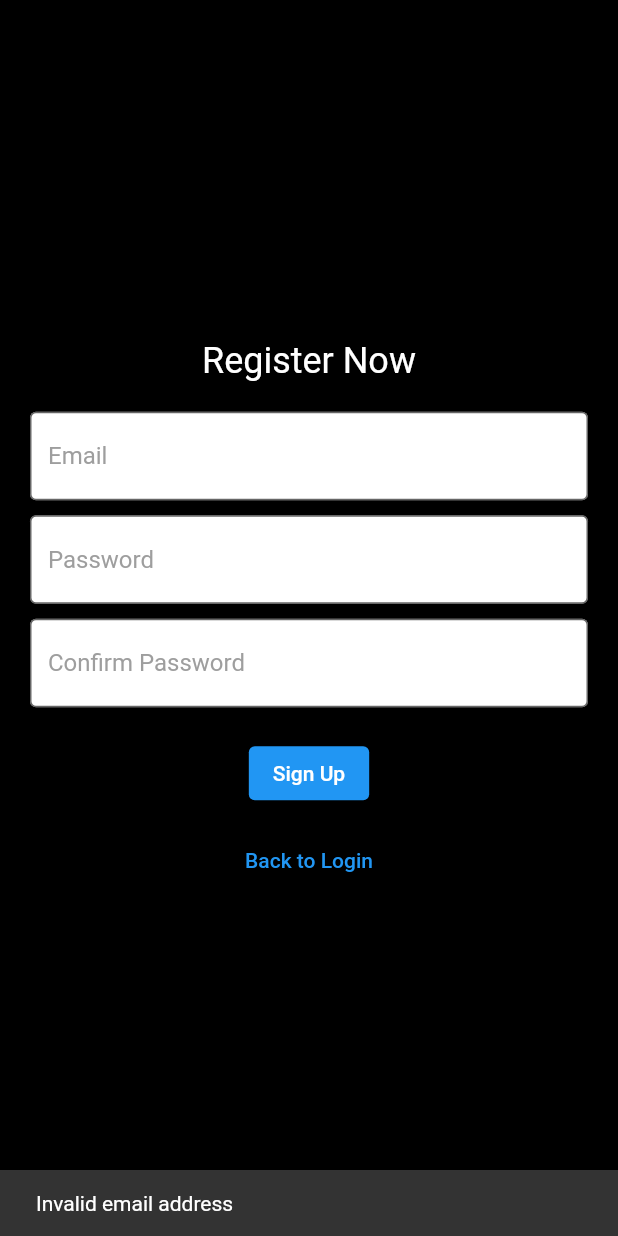
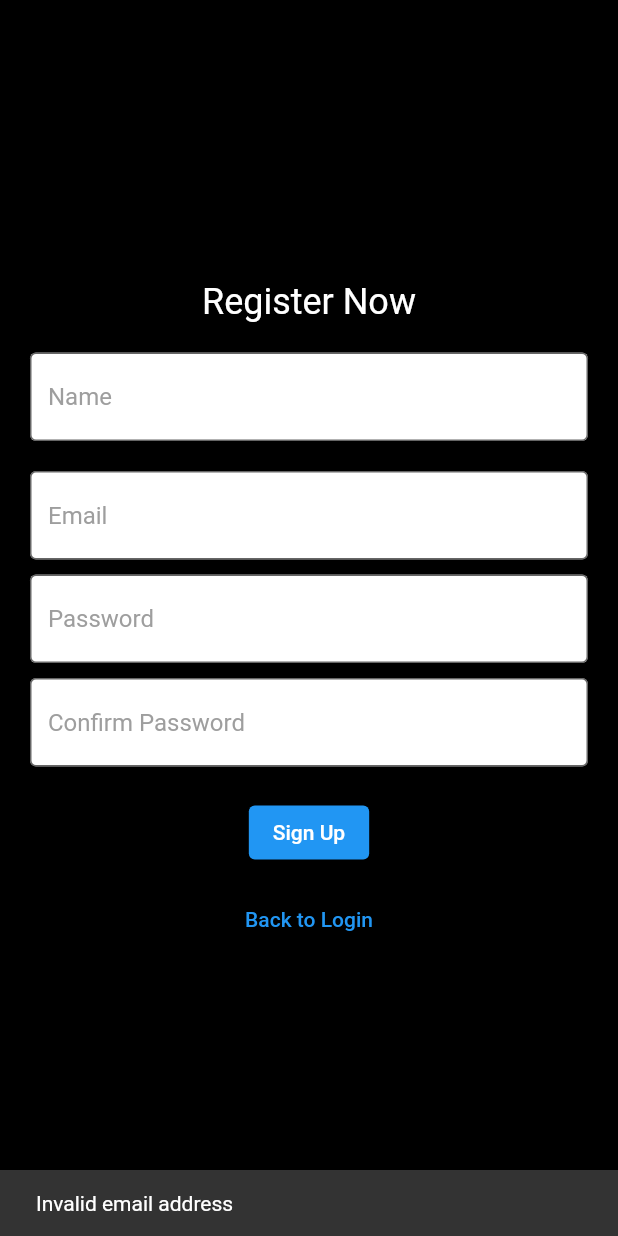
Before and after one commit to soniyav20/tech-pirates-proddev, a Flutter app: the RegisterPage screen opened directly, after a tap on "Sign Up", on a phone screen of 412 x 824 dp. Run offline on Flutter 3.47's test engine with Material 2 defaults, Android fonts, the phone set to English and light mode, and no system bars; our stand-ins replace cloud_firestore, firebase_auth, firebase_core; accounts and stored records are empty.

Commit message:
Firebase Platform Exception

```diff
--- a/lib/main.dart
+++ b/lib/main.dart
@@ -3,7 +3,7 @@ import 'package:flutter/material.dart';
 import 'package:prod_dev_23/views/login_page.dart';
 
 Future<void> main() async {
-  WidgetsBinding widgetsBinding = WidgetsFlutterBinding.ensureInitialized();
+  WidgetsFlutterBinding.ensureInitialized();
   await Firebase.initializeApp();
   WidgetsFlutterBinding.ensureInitialized();
 
--- a/lib/views/signup_page.dart
+++ b/lib/views/signup_page.dart
@@ -1,6 +1,10 @@
 import 'package:flutter/material.dart';
+import 'package:prod_dev_23/services/service_imp.dart';
+
+import '../services/services.dart';
 
 class RegisterPage extends StatelessWidget {
+  TextEditingController nameController = TextEditingController();
   TextEditingController emailController = TextEditingController();
   TextEditingController passwordController = TextEditingController();
   TextEditingController confirmPasswordController = TextEditingController();
@@ -12,7 +16,6 @@ class RegisterPage extends StatelessWidget {
   }
 
   void _registerUser(BuildContext context) {
-    // Validate email and password here.
     String email = emailController.text;
     String password = passwordController.text;
     String confirmPassword = confirmPasswordController.text;
@@ -24,7 +27,15 @@ class RegisterPage extends StatelessWidget {
     } else if (password != confirmPassword) {
       _showSnackBar(context, 'Passwords do not match');
     } else {
-      // Add your registration logic here.
+      Services obj = ServiceImp();
+      try {
+        obj.signup(
+            name: nameController.text,
+            mail: emailController.text,
+            pass: passwordController.text);
+      } catch (e) {
+        _showSnackBar(context, e.toString());
+      }
     }
   }
 
@@ -43,6 +54,17 @@ class RegisterPage extends StatelessWidget {
                 style: TextStyle(
                   fontSize: 24,
                   color: Colors.white,
+                ),
+              ),
+              SizedBox(height: 20),
+              TextField(
+                controller: nameController,
+                decoration: InputDecoration(
+                  hintText: 'Name',
+                  hintStyle: TextStyle(color: Colors.grey),
+                  fillColor: Colors.white,
+                  filled: true,
+                  border: OutlineInputBorder(),
                 ),
               ),
               SizedBox(height: 20),
@@ -93,7 +115,6 @@ class RegisterPage extends StatelessWidget {
                 children: [
                   TextButton(
                     onPressed: () {
-                      // Add navigation logic to go back to the login page.
                       Navigator.pop(context);
                     },
                     child: Text('Back to Login'),
```
Also changed, not shown: lib/views/login_page.dart (+14 -12 lines), 4 other files.
